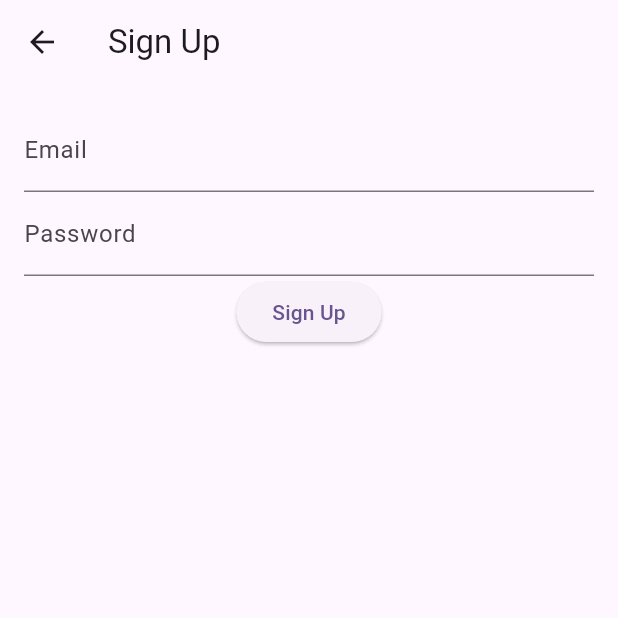
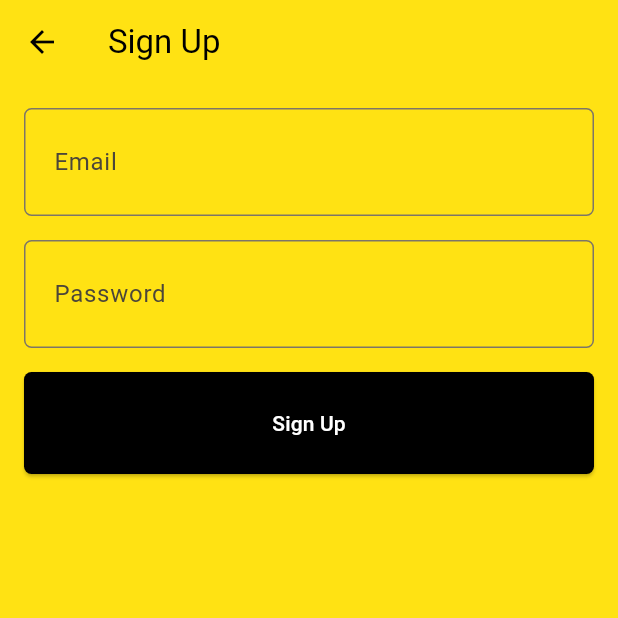
Before and after one commit to azzyloth/school_bus, a Flutter app: the screen it shows after launch, after a tap on "Sign Up", on a phone screen of 412 x 824 dp, the top half of it. Run offline on Flutter 3.47's test engine with Material 3 defaults, Android fonts, the phone set to English and light mode, and no system bars; our stand-ins replace firebase_auth, firebase_core; missing offline and left inert: google_sign_in_dartio; accounts and stored records are empty.

Commit message:
basic theme

```diff
--- a/lib/main.dart
+++ b/lib/main.dart
@@ -30,8 +30,7 @@ Future<void> main() async {
 
   if (!kIsWeb && Platform.isWindows) {
     await GoogleSignInDart.register(
-      clientId:
-          '968115587616-e4o89qm9rm3jpotbkderigdt4hprjnql.apps.googleusercontent.com',
+      clientId: '968115587616-e4o89qm9rm3jpotbkderigdt4hprjnql.apps.googleusercontent.com',
     );
   }
   runApp(const MyApp());
@@ -46,7 +45,32 @@ class MyApp extends StatelessWidget {
     return MaterialApp(
       title: 'Flutter Demo',
       theme: ThemeData(
-        colorScheme: ColorScheme.fromSeed(seedColor: Colors.deepPurple),
+        scaffoldBackgroundColor: Color(0xffFFE213),
+        appBarTheme: AppBarTheme(
+          foregroundColor: Colors.black,
+          backgroundColor: Colors.transparent,
+          shadowColor: Colors.transparent,
+        ),
+        elevatedButtonTheme: ElevatedButtonThemeData(
+          style: ButtonStyle(
+            foregroundColor: WidgetStatePropertyAll(Colors.white),
+            backgroundColor: WidgetStatePropertyAll(Colors.black),
+            padding: WidgetStatePropertyAll(EdgeInsets.symmetric(vertical: 24, horizontal: 16)),
+            minimumSize: WidgetStatePropertyAll(Size.fromHeight(48)),
+            shape: WidgetStatePropertyAll(
+              RoundedRectangleBorder(
+                borderRadius: BorderRadius.circular(5), // Set the radius here
+              ),
+            ),
+          ),
+        ),
+        inputDecorationTheme: InputDecorationTheme(
+          contentPadding: EdgeInsets.symmetric(vertical: 24, horizontal: 16),
+          border: OutlineInputBorder(
+            borderRadius: BorderRadius.circular(5),
+          ),
+        ),
+        colorScheme: ColorScheme.fromSeed(seedColor: Color(0xffFACA01)),
         useMaterial3: true,
       ),
       home: const MyHomePage(title: 'Flutter Demo Home Page'),
@@ -71,10 +95,12 @@ class _MyHomePageState extends State<MyHomePage> {
   Widget build(BuildContext context) {
     return Scaffold(
       appBar: AppBar(
-        backgroundColor: Theme.of(context).colorScheme.inversePrimary,
+        // backgroundColor: Theme.of(context).colorScheme.inversePrimary,
         title: Text(widget.title),
       ),
       body: Center(
+        child: Padding(
+          padding: const EdgeInsets.all(16),
           child: ElevatedButton(
             onPressed: () {
               Navigator.push(
@@ -85,6 +111,7 @@ class _MyHomePageState extends State<MyHomePage> {
             child: const Text('Sign Up'),
           ),
         ),
+      ),
     );
   }
 }
--- a/lib/screens/signup.dart
+++ b/lib/screens/signup.dart
@@ -38,6 +38,7 @@ class _SignUpScreenState extends State<SignUpScreen> {
                   return null;
                 },
               ),
+              SizedBox(height: 16),
               TextFormField(
                 controller: _passwordController,
                 obscureText: true,
@@ -51,13 +52,13 @@ class _SignUpScreenState extends State<SignUpScreen> {
                   return null;
                 },
               ),
+              SizedBox(height: 16),
               ElevatedButton(
                 onPressed: () {
                   if (_formKey.currentState!.validate()) {
                     // Handle signup logic here
                     // For example, call your signup function
-                    signUpWithEmailAndPassword(
-                        _emailController.text, _passwordController.text);
+                    signUpWithEmailAndPassword(_emailController.text, _passwordController.text);
                   }
                 },
                 child: const Text('Sign Up'),
```
Lines whose indentation alone changed are shown as unchanged.
